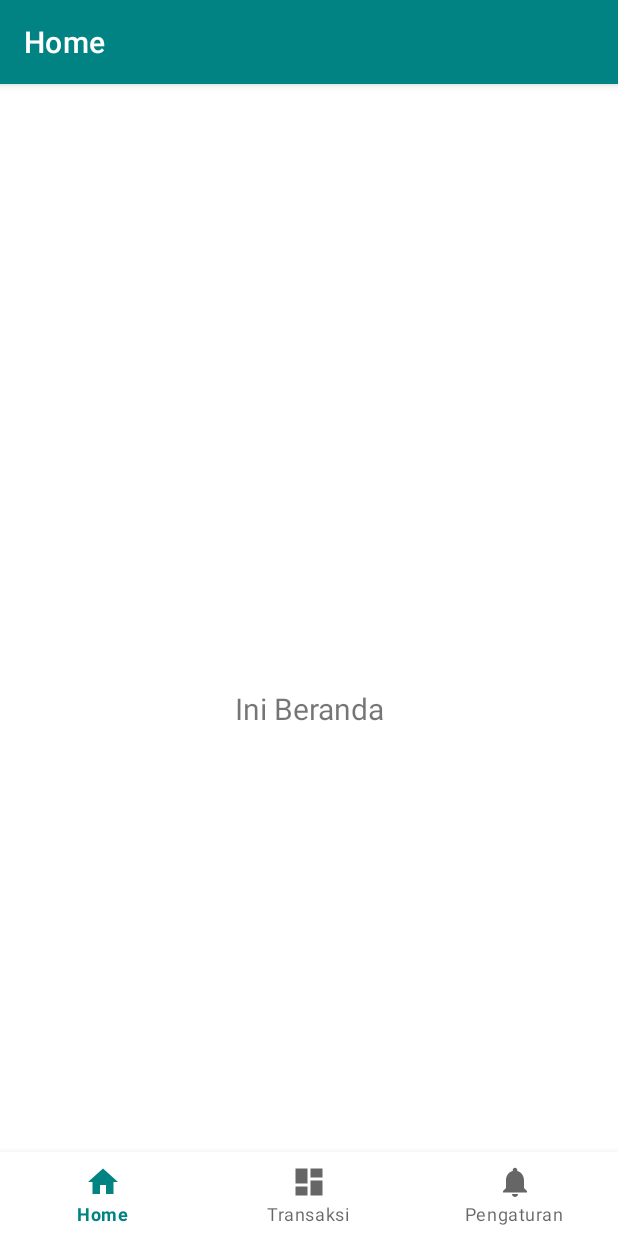
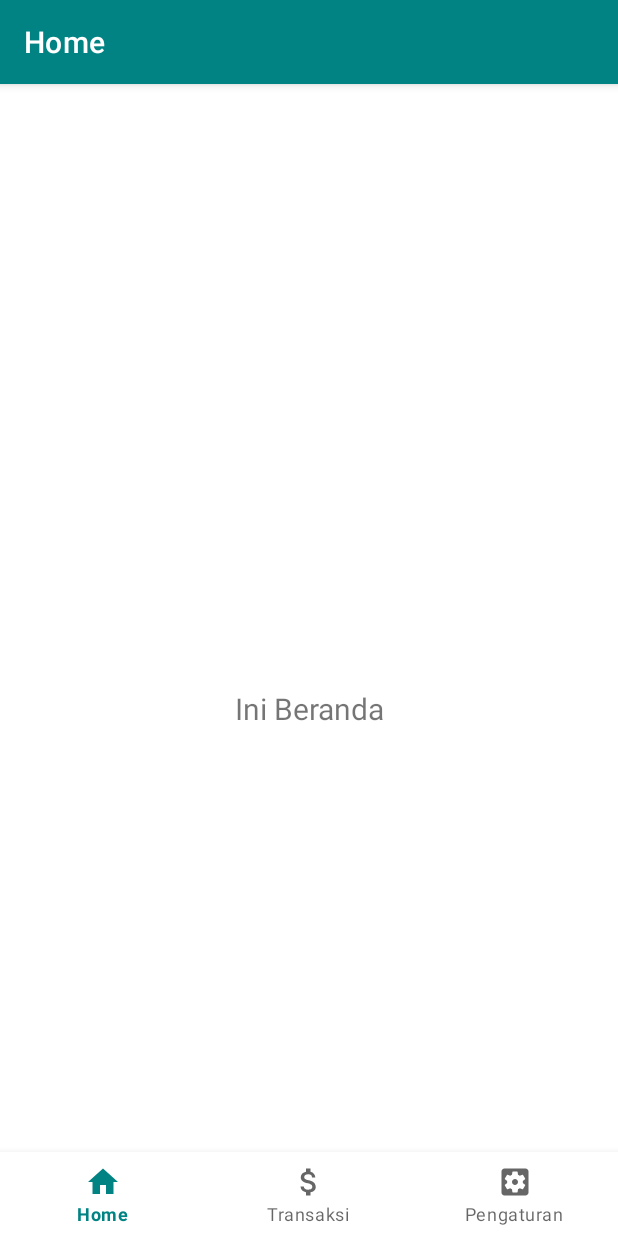
Before and after one commit to dorizx/SelenaApp, an Android app: the screen it shows after launch (MainActivity), on a phone screen of 412 x 824 dp. Run offline under Robolectric (Android 15) with nearby library versions, the phone set to English and light mode, and no system bars; our stand-ins replace navigation-ui.

Commit message:
change icon

```diff
--- /dev/null
+++ b/app/src/main/res/drawable/ic_settings.xml
@@ -0,0 +1,5 @@
+<vector xmlns:android="http://schemas.android.com/apk/res/android" android:height="24dp" android:tint="#000000" android:viewportHeight="24" android:viewportWidth="24" android:width="24dp">
+
+    <path android:fillColor="@android:color/white" android:pathData="M12,10c-1.1,0 -2,0.9 -2,2s0.9,2 2,2 2,-0.9 2,-2 -0.9,-2 -2,-2zM19,3L5,3c-1.11,0 -2,0.9 -2,2v14c0,1.1 0.89,2 2,2h14c1.11,0 2,-0.9 2,-2L21,5c0,-1.1 -0.89,-2 -2,-2zM17.25,12c0,0.23 -0.02,0.46 -0.05,0.68l1.48,1.16c0.13,0.11 0.17,0.3 0.08,0.45l-1.4,2.42c-0.09,0.15 -0.27,0.21 -0.43,0.15l-1.74,-0.7c-0.36,0.28 -0.76,0.51 -1.18,0.69l-0.26,1.85c-0.03,0.17 -0.18,0.3 -0.35,0.3h-2.8c-0.17,0 -0.32,-0.13 -0.35,-0.29l-0.26,-1.85c-0.43,-0.18 -0.82,-0.41 -1.18,-0.69l-1.74,0.7c-0.16,0.06 -0.34,0 -0.43,-0.15l-1.4,-2.42c-0.09,-0.15 -0.05,-0.34 0.08,-0.45l1.48,-1.16c-0.03,-0.23 -0.05,-0.46 -0.05,-0.69 0,-0.23 0.02,-0.46 0.05,-0.68l-1.48,-1.16c-0.13,-0.11 -0.17,-0.3 -0.08,-0.45l1.4,-2.42c0.09,-0.15 0.27,-0.21 0.43,-0.15l1.74,0.7c0.36,-0.28 0.76,-0.51 1.18,-0.69l0.26,-1.85c0.03,-0.17 0.18,-0.3 0.35,-0.3h2.8c0.17,0 0.32,0.13 0.35,0.29l0.26,1.85c0.43,0.18 0.82,0.41 1.18,0.69l1.74,-0.7c0.16,-0.06 0.34,0 0.43,0.15l1.4,2.42c0.09,0.15 0.05,0.34 -0.08,0.45l-1.48,1.16c0.03,0.23 0.05,0.46 0.05,0.69z"/>
+
+</vector>
--- /dev/null
+++ b/app/src/main/res/drawable/ic_transaction.xml
@@ -0,0 +1,5 @@
+<vector xmlns:android="http://schemas.android.com/apk/res/android" android:height="24dp" android:tint="#000000" android:viewportHeight="24" android:viewportWidth="24" android:width="24dp">
+
+    <path android:fillColor="@android:color/white" android:pathData="M11.8,10.9c-2.27,-0.59 -3,-1.2 -3,-2.15 0,-1.09 1.01,-1.85 2.7,-1.85 1.78,0 2.44,0.85 2.5,2.1h2.21c-0.07,-1.72 -1.12,-3.3 -3.21,-3.81V3h-3v2.16c-1.94,0.42 -3.5,1.68 -3.5,3.61 0,2.31 1.91,3.46 4.7,4.13 2.5,0.6 3,1.48 3,2.41 0,0.69 -0.49,1.79 -2.7,1.79 -2.06,0 -2.87,-0.92 -2.98,-2.1h-2.2c0.12,2.19 1.76,3.42 3.68,3.83V21h3v-2.15c1.95,-0.37 3.5,-1.5 3.5,-3.55 0,-2.84 -2.43,-3.81 -4.7,-4.4z"/>
+
+</vector>
--- a/app/src/main/res/menu/bottom_nav_menu.xml
+++ b/app/src/main/res/menu/bottom_nav_menu.xml
@@ -8,12 +8,12 @@
 
     <item
         android:id="@+id/navigation_transaction"
-        android:icon="@drawable/ic_dashboard_black_24dp"
+        android:icon="@drawable/ic_transaction"
         android:title="@string/title_transaction" />
 
     <item
         android:id="@+id/navigation_settings"
-        android:icon="@drawable/ic_notifications_black_24dp"
+        android:icon="@drawable/ic_settings"
         android:title="@string/title_settings" />
 
 </menu>
```
